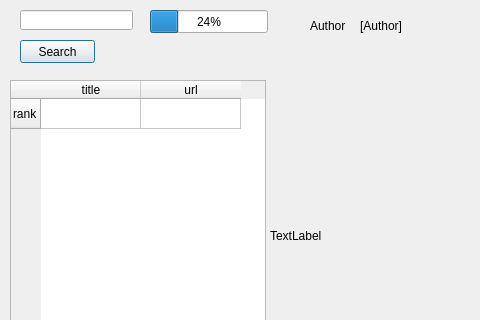
Above: test.ui from KKLogger/Article_Analysis before the change; both pictures show x 0 to 480 and y 0 to 320 of the 1263 by 904 pixel window. Below: the same form after it.
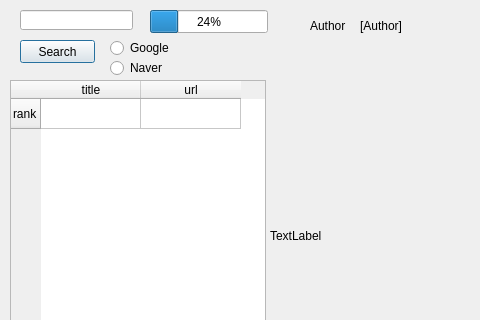
That is the form after the change.

The edit to the form file:
```diff
--- a/test.ui
+++ b/test.ui
@@ -139,6 +139,32 @@
     <number>24</number>
    </property>
   </widget>
+  <widget class="QRadioButton" name="radioButton">
+   <property name="geometry">
+    <rect>
+     <x>110</x>
+     <y>40</y>
+     <width>90</width>
+     <height>16</height>
+    </rect>
+   </property>
+   <property name="text">
+    <string>Google</string>
+   </property>
+  </widget>
+  <widget class="QRadioButton" name="radioButton_2">
+   <property name="geometry">
+    <rect>
+     <x>110</x>
+     <y>60</y>
+     <width>90</width>
+     <height>16</height>
+    </rect>
+   </property>
+   <property name="text">
+    <string>Naver</string>
+   </property>
+  </widget>
  </widget>
  <resources/>
  <connections/>
```
